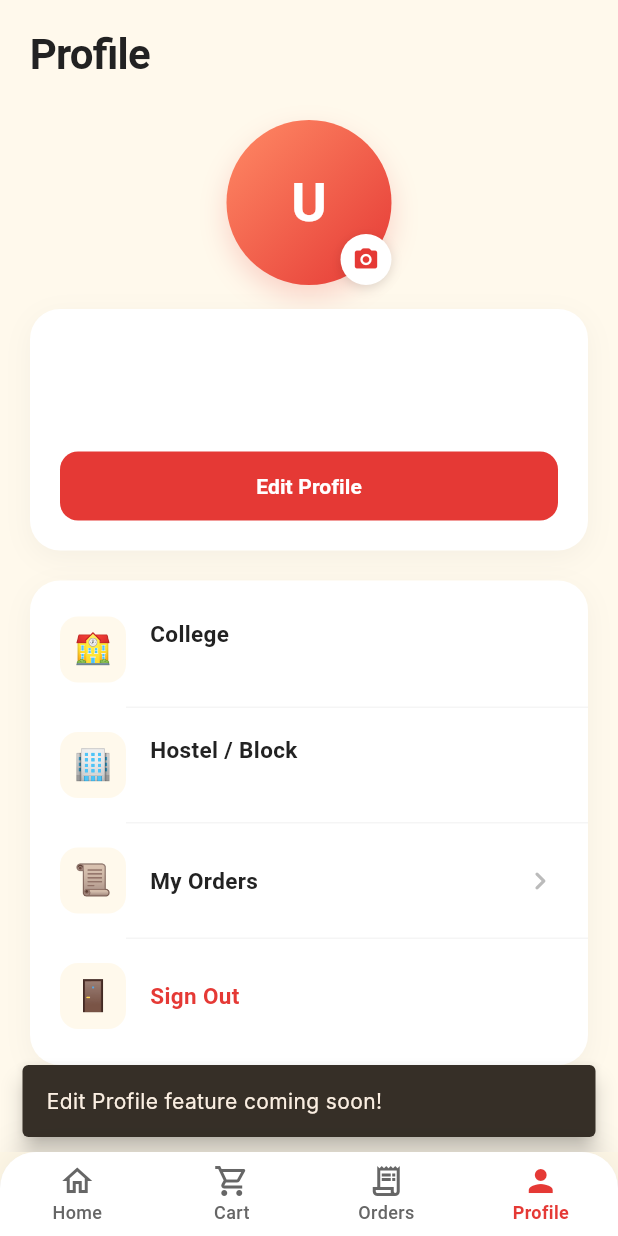
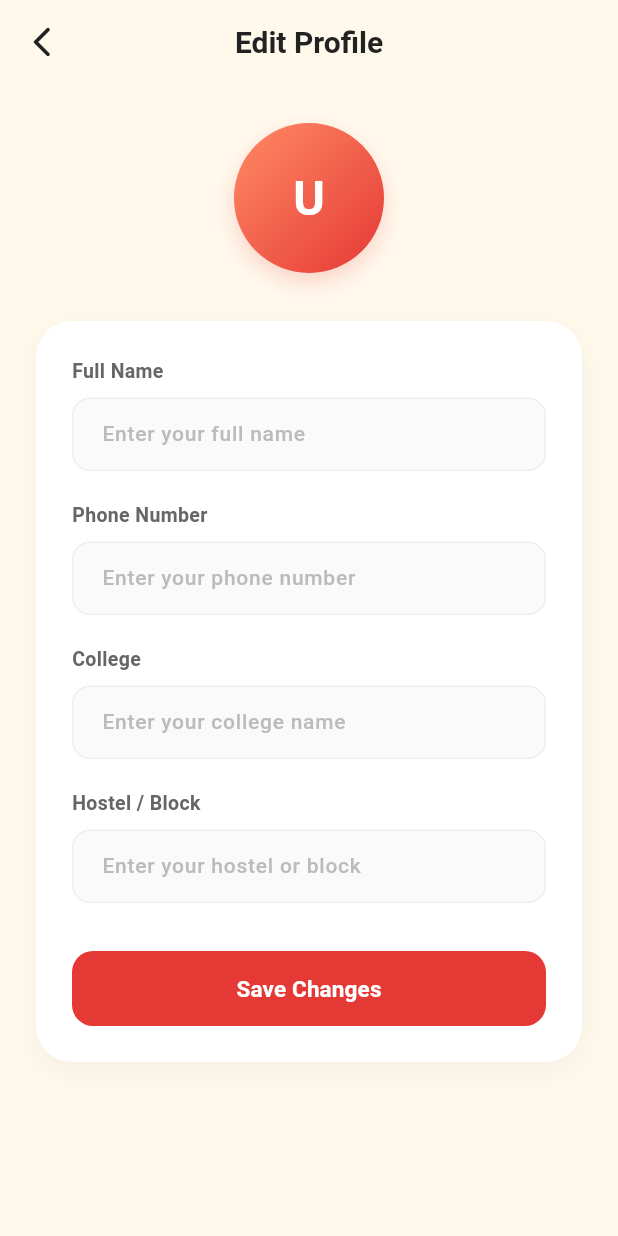
Before and after one commit to yas23-code/preodrer-app-final, a Flutter app: the ProfileScreen screen opened by its route, after a tap on "Edit Profile", on a phone screen of 412 x 824 dp. Run offline on Flutter 3.47's test engine with Material 3 defaults, Android fonts, the phone set to English and light mode, and no system bars; our stand-ins replace cached_network_image, firebase_core, firebase_messaging, flutter_dotenv, flutter_local_notifications, flutter_riverpod and 8 more; missing offline and left inert: mobile_scanner; accounts and stored records are empty; network calls fail; Roboto replaces fonts that are missing (Inter, Poppins).

```diff
--- a/lib/core/router.dart
+++ b/lib/core/router.dart
@@ -12,6 +12,7 @@ import '../features/orders/screens/order_detail_screen.dart';
 import '../features/orders/screens/orders_screen.dart';
 import '../features/payment/screens/payment_webview_screen.dart';
 import '../features/profile/screens/profile_screen.dart';
+import '../features/profile/screens/edit_profile_screen.dart';
 import '../features/menu/screens/menu_screen.dart';
 import '../shared/widgets/customer_bottom_navbar.dart';
 
@@ -106,6 +107,10 @@ final routerProvider = Provider<GoRouter>((ref) {
         path: '/payment',
         builder: (context, state) => const PaymentWebviewScreen(),
       ),
+      GoRoute(
+        path: '/profile/edit',
+        builder: (context, state) => const EditProfileScreen(),
+      ),
     ],
 
     // ── Global redirect logic ─────────────────────────────────────────
--- a/lib/features/profile/providers/profile_provider.dart
+++ b/lib/features/profile/providers/profile_provider.dart
@@ -1,7 +1,39 @@
 import 'package:flutter_riverpod/flutter_riverpod.dart';
 
+import '../../../core/constants.dart';
+import '../../../core/supabase_client.dart';
 import '../../auth/providers/auth_provider.dart';
 
 final profileProvider = Provider<AsyncValue<Map<String, dynamic>?>>(
   (ref) => ref.watch(currentUserProfileProvider),
 );
+
+class ProfileController {
+  final Ref _ref;
+  ProfileController(this._ref);
+
+  Future<void> updateProfile({
+    required String fullName,
+    required String phone,
+    required String college,
+    required String hostel,
+  }) async {
+    final supabase = _ref.read(supabaseClientProvider);
+    final user = supabase.auth.currentUser;
+    if (user == null) throw Exception('No authenticated user found');
+
+    await supabase.from(kProfilesTableName).update({
+      'full_name': fullName,
+      'phone': phone,
+      'college': college,
+      'hostel': hostel,
+    }).eq('id', user.id);
+
+    // Invalidate the profile provider so the UI updates
+    _ref.invalidate(currentUserProfileProvider);
+  }
+}
+
+final profileControllerProvider = Provider<ProfileController>((ref) {
+  return ProfileController(ref);
+});
--- /dev/null
+++ b/lib/features/profile/screens/edit_profile_screen.dart
@@ -0,0 +1,353 @@
+import 'package:flutter/material.dart';
+import 'package:flutter_riverpod/flutter_riverpod.dart';
+import 'package:go_router/go_router.dart';
+
+import '../providers/profile_provider.dart';
+
+class EditProfileScreen extends ConsumerStatefulWidget {
+  const EditProfileScreen({super.key});
+
+  @override
+  ConsumerState<EditProfileScreen> createState() => _EditProfileScreenState();
+}
+
+class _EditProfileScreenState extends ConsumerState<EditProfileScreen> {
+  final _formKey = GlobalKey<FormState>();
+  late TextEditingController _nameController;
+  late TextEditingController _phoneController;
+  late TextEditingController _collegeController;
+  late TextEditingController _hostelController;
+  bool _isSaving = false;
+
+  @override
+  void initState() {
+    super.initState();
+    final profileAsync = ref.read(profileProvider);
+    final profile = profileAsync.value;
+
+    final name = profile?['full_name']?.toString() ??
+        profile?['name']?.toString() ??
+        '';
+    final phone = profile?['phone']?.toString() ?? '';
+    final college = profile?['college']?.toString() ?? '';
+    final hostel = profile?['hostel']?.toString() ?? '';
+
+    _nameController = TextEditingController(text: name);
+    _phoneController = TextEditingController(text: phone);
+    _collegeController = TextEditingController(text: college);
+    _hostelController = TextEditingController(text: hostel);
+  }
+
+  @override
+  void dispose() {
+    _nameController.dispose();
+    _phoneController.dispose();
+    _collegeController.dispose();
+    _hostelController.dispose();
+    super.dispose();
+  }
+
+  Future<void> _saveProfile() async {
+    if (!_formKey.currentState!.validate()) return;
+
+    setState(() => _isSaving = true);
+
+    try {
+      await ref.read(profileControllerProvider).updateProfile(
+            fullName: _nameController.text.trim(),
+            phone: _phoneController.text.trim(),
+            college: _collegeController.text.trim(),
+            hostel: _hostelController.text.trim(),
+          );
+
+      if (mounted) {
+        ScaffoldMessenger.of(context).showSnackBar(
+          const SnackBar(
+            content: Text('Profile updated successfully!'),
+            backgroundColor: Colors.green,
+            behavior: SnackBarBehavior.floating,
+          ),
+        );
+        context.pop();
+      }
+    } catch (e) {
+      if (mounted) {
+        ScaffoldMessenger.of(context).showSnackBar(
+          SnackBar(
+            content: Text('Failed to update profile: $e'),
+            backgroundColor: const Color(0xFFE53935),
+            behavior: SnackBarBehavior.floating,
+          ),
+        );
+      }
+    } finally {
+      if (mounted) {
+        setState(() => _isSaving = false);
+      }
+    }
+  }
+
+  @override
+  Widget build(BuildContext context) {
+    const backgroundColor = Color(0xFFFFF9EC);
+    const textPrimary = Color(0xFF222222);
+    const accentRed = Color(0xFFE53935);
+
+    return Scaffold(
+      backgroundColor: backgroundColor,
+      appBar: AppBar(
+        backgroundColor: Colors.transparent,
+        elevation: 0,
+        leading: IconButton(
+          icon: const Icon(Icons.arrow_back_ios_new_rounded, color: textPrimary),
+          onPressed: () => context.pop(),
+        ),
+        title: const Text(
+          'Edit Profile',
+          style: TextStyle(
+            fontFamily: 'Poppins',
+            fontSize: 20,
+            fontWeight: FontWeight.w700,
+            color: textPrimary,
+          ),
+        ),
+        centerTitle: true,
+      ),
+      body: SafeArea(
+        child: SingleChildScrollView(
+          physics: const BouncingScrollPhysics(),
+          padding: const EdgeInsets.symmetric(horizontal: 24.0, vertical: 16.0),
+          child: Form(
+            key: _formKey,
+            child: Column(
+              crossAxisAlignment: CrossAxisAlignment.start,
+              children: [
+                const SizedBox(height: 10),
+                Center(
+                  child: Stack(
+                    alignment: Alignment.bottomRight,
+                    children: [
+                      Container(
+                        width: 100,
+                        height: 100,
+                        decoration: BoxDecoration(
+                          shape: BoxShape.circle,
+                          gradient: const LinearGradient(
+                            colors: [Color(0xFFFF8A65), Color(0xFFE53935)],
+                            begin: Alignment.topLeft,
+                            end: Alignment.bottomRight,
+                          ),
+                          boxShadow: [
+                            BoxShadow(
+                              color: accentRed.withValues(alpha: 0.2),
+                              blurRadius: 12,
+                              offset: const Offset(0, 6),
+                            ),
+                          ],
+                        ),
+                        child: Center(
+                          child: Text(
+                            _nameController.text.isNotEmpty
+                                ? _nameController.text
+                                    .split(' ')
+                                    .map((e) => e.isNotEmpty ? e[0] : '')
+                                    .take(2)
+                                    .join()
+                                    .toUpperCase()
+                                : 'U',
+                            style: const TextStyle(
+                              fontFamily: 'Poppins',
+                              fontSize: 32,
+                              fontWeight: FontWeight.w700,
+                              color: Colors.white,
+                            ),
+                          ),
+                        ),
+                      ),
+                    ],
+                  ),
+                ),
+                const SizedBox(height: 32),
+
+                // Form Container
+                Container(
+                  width: double.infinity,
+                  padding: const EdgeInsets.all(24),
+                  decoration: BoxDecoration(
+                    color: Colors.white,
+                    borderRadius: BorderRadius.circular(24),
+                    boxShadow: [
+                      BoxShadow(
+                        color: Colors.black.withValues(alpha: 0.04),
+                        blurRadius: 16,
+                        offset: const Offset(0, 6),
+                      ),
+                    ],
+                  ),
+                  child: Column(
+                    crossAxisAlignment: CrossAxisAlignment.start,
+                    children: [
+                      _buildLabel('Full Name'),
+                      const SizedBox(height: 8),
+                      _buildTextField(
+                        controller: _nameController,
+                        hint: 'Enter your full name',
+                        validator: (value) {
+                          if (value == null || value.trim().isEmpty) {
+                            return 'Please enter your name';
+                          }
+                          return null;
+                        },
+                      ),
+                      const SizedBox(height: 20),
+
+                      _buildLabel('Phone Number'),
+                      const SizedBox(height: 8),
+                      _buildTextField(
+                        controller: _phoneController,
+                        hint: 'Enter your phone number',
+                        keyboardType: TextInputType.phone,
+                        validator: (value) {
+                          if (value == null || value.trim().isEmpty) {
+                            return 'Please enter your phone number';
+                          }
+                          return null;
+                        },
+                      ),
+                      const SizedBox(height: 20),
+
+                      _buildLabel('College'),
+                      const SizedBox(height: 8),
+                      _buildTextField(
+                        controller: _collegeController,
+                        hint: 'Enter your college name',
+                        validator: (value) {
+                          if (value == null || value.trim().isEmpty) {
+                            return 'Please enter your college name';
+                          }
+                          return null;
+                        },
+                      ),
+                      const SizedBox(height: 20),
+
+                      _buildLabel('Hostel / Block'),
+                      const SizedBox(height: 8),
+                      _buildTextField(
+                        controller: _hostelController,
+                        hint: 'Enter your hostel or block',
+                        validator: (value) {
+                          if (value == null || value.trim().isEmpty) {
+                            return 'Please enter your hostel/block';
+                          }
+                          return null;
+                        },
+                      ),
+                      const SizedBox(height: 32),
+
+                      // Save Button
+                      SizedBox(
+                        width: double.infinity,
+                        height: 50,
+                        child: ElevatedButton(
+                          onPressed: _isSaving ? null : _saveProfile,
+                          style: ElevatedButton.styleFrom(
+                            backgroundColor: accentRed,
+                            foregroundColor: Colors.white,
+                            disabledBackgroundColor: accentRed.withValues(alpha: 0.6),
+                            elevation: 0,
+                            shape: RoundedRectangleBorder(
+                              borderRadius: BorderRadius.circular(14),
+                            ),
+                          ),
+                          child: _isSaving
+                              ? const SizedBox(
+                                  width: 22,
+                                  height: 22,
+                                  child: CircularProgressIndicator(
+                                    color: Colors.white,
+                                    strokeWidth: 2.5,
+                                  ),
+                                )
+                              : const Text(
+                                  'Save Changes',
+                                  style: TextStyle(
+                                    fontFamily: 'Poppins',
+                                    fontSize: 15,
+                                    fontWeight: FontWeight.w600,
+                                    color: Colors.white,
+                                  ),
+                                ),
+                        ),
+                      ),
+                    ],
+                  ),
+                ),
+              ],
+            ),
+          ),
+        ),
+      ),
+    );
+  }
+
+  Widget _buildLabel(String text) {
+    return Text(
+      text,
+      style: const TextStyle(
+        fontFamily: 'Poppins',
+        fontSize: 13,
+        fontWeight: FontWeight.w600,
+        color: Color(0xFF666666),
+      ),
+    );
+  }
+
+  Widget _buildTextField({
+    required TextEditingController controller,
+    required String hint,
+    TextInputType keyboardType = TextInputType.text,
+    String? Function(String?)? validator,
+  }) {
+    return TextFormField(
+      controller: controller,
+      keyboardType: keyboardType,
+      validator: validator,
+      style: const TextStyle(
+        fontFamily: 'Poppins',
+        fontSize: 14,
+        color: Color(0xFF222222),
+        fontWeight: FontWeight.w500,
+      ),
+      decoration: InputDecoration(
+        hintText: hint,
+        hintStyle: const TextStyle(
+          color: Color(0xFFBBBBBB),
+          fontSize: 14,
+        ),
+        filled: true,
+        fillColor: const Color(0xFFFAFAFA),
+        contentPadding: const EdgeInsets.symmetric(horizontal: 16, vertical: 14),
+        border: OutlineInputBorder(
+          borderRadius: BorderRadius.circular(12),
+          borderSide: const BorderSide(color: Color(0xFFEEEEEE), width: 1),
+        ),
+        enabledBorder: OutlineInputBorder(
+          borderRadius: BorderRadius.circular(12),
+          borderSide: const BorderSide(color: Color(0xFFEEEEEE), width: 1),
+        ),
+        focusedBorder: OutlineInputBorder(
+          borderRadius: BorderRadius.circular(12),
+          borderSide: const BorderSide(color: Color(0xFFE53935), width: 1.5),
+        ),
+        errorBorder: OutlineInputBorder(
+          borderRadius: BorderRadius.circular(12),
+          borderSide: const BorderSide(color: Color(0xFFE53935), width: 1),
+        ),
+        focusedErrorBorder: OutlineInputBorder(
+          borderRadius: BorderRadius.circular(12),
+          borderSide: const BorderSide(color: Color(0xFFE53935), width: 1.5),
+        ),
+      ),
+    );
+  }
+}
--- a/lib/features/profile/screens/profile_screen.dart
+++ b/lib/features/profile/screens/profile_screen.dart
@@ -40,6 +40,7 @@ class ProfileScreen extends ConsumerWidget {
             ),
           ),
           data: (profile) {
+            debugPrint('DEBUG: Profile map keys in app: ${profile?.keys.toList()}');
             final email = profile?['email']?.toString() ?? user?.email ?? '—';
             final name = profile?['full_name']?.toString() ??
                 profile?['name']?.toString() ??
@@ -202,12 +203,7 @@ class ProfileScreen extends ConsumerWidget {
                           height: 46,
                           child: ElevatedButton(
                             onPressed: () {
-                              ScaffoldMessenger.of(context).showSnackBar(
-                                const SnackBar(
-                                  content: Text('Edit Profile feature coming soon!'),
-                                  behavior: SnackBarBehavior.floating,
-                                ),
-                              );
+                              context.push('/profile/edit');
                             },
                             style: ElevatedButton.styleFrom(
                               backgroundColor: accentRed,
```
